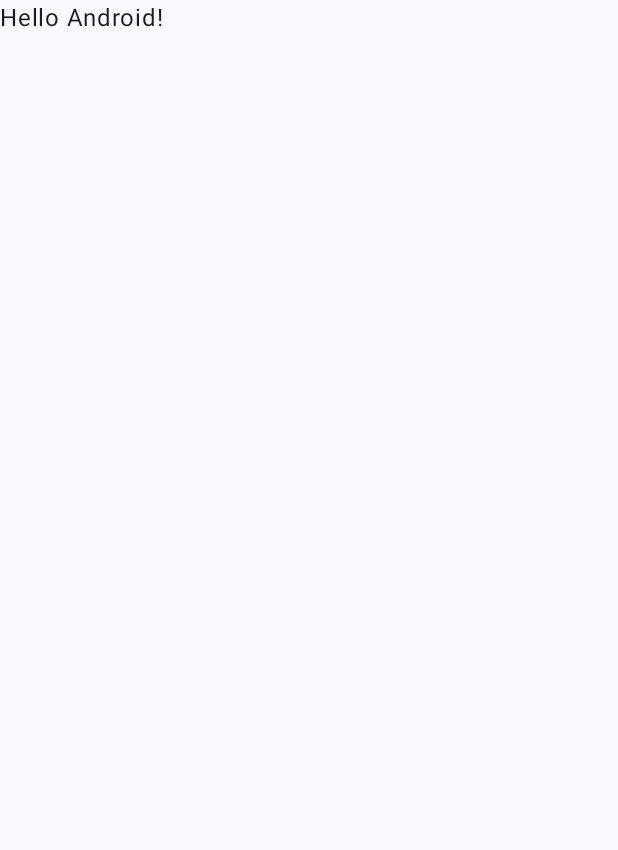
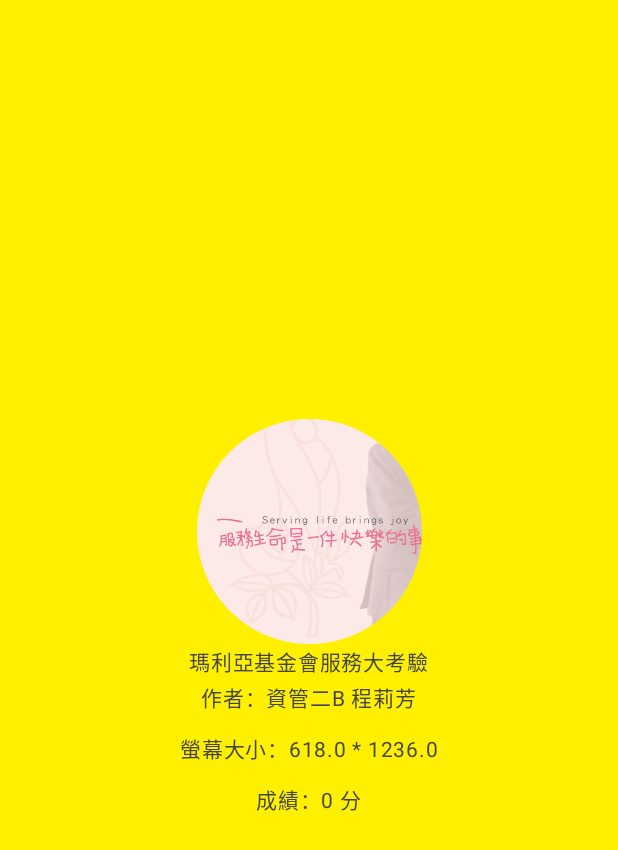
Before and after one commit to lifangcheng2005-wq/S11312391, an Android app built with Jetpack Compose: the screen it shows after launch (MainActivity), on a phone screen of 412 x 824 dp. Before the commit the part shown is almost empty. Shown: the top 850 px of the screen. Run offline under Robolectric (Android 15) with nearby library versions, the phone set to English and light mode, and no system bars.

Commit message:
v2_程莉芳

```diff
--- a/app/build.gradle.kts
+++ b/app/build.gradle.kts
@@ -56,4 +56,5 @@ dependencies {
     androidTestImplementation(libs.androidx.compose.ui.test.junit4)
     debugImplementation(libs.androidx.compose.ui.tooling)
     debugImplementation(libs.androidx.compose.ui.test.manifest)
+    implementation("androidx.lifecycle:lifecycle-viewmodel-compose:2.8.0")
 }
--- /dev/null
+++ b/app/src/main/java/tw/edu/pu/csim/joanna/s11312391/ExamScreen.kt
@@ -0,0 +1,65 @@
+package tw.edu.pu.csim.joanna.s11312391
+
+import androidx.compose.foundation.Image
+import androidx.compose.foundation.background
+import androidx.compose.foundation.layout.*
+import androidx.compose.material3.Text
+import androidx.compose.runtime.Composable
+import androidx.compose.ui.Alignment
+import androidx.compose.ui.Modifier
+import androidx.compose.ui.graphics.Color
+import androidx.compose.ui.res.painterResource
+import androidx.compose.ui.unit.dp
+import androidx.compose.ui.unit.sp
+import androidx.lifecycle.viewmodel.compose.viewModel
+import tw.edu.pu.csim.joanna.s11312391.R
+import tw.edu.pu.csim.joanna.s11312391.ExamViewModel
+
+
+@Composable
+fun ExamScreen(
+    viewModel: ExamViewModel = viewModel()
+) {
+    Column(
+        modifier = Modifier
+            .fillMaxSize()
+            .background(Color(0xFFFFF000)),
+        horizontalAlignment = Alignment.CenterHorizontally,
+        verticalArrangement = Arrangement.Center
+    ) {
+
+        Image(
+            painter = painterResource(id = R.drawable.happy),
+            contentDescription = "考試Logo",
+            modifier = Modifier.size(150.dp)
+        )
+
+        Text(
+            text = "瑪利亞基金會服務大考驗",
+            fontSize = 14.sp,
+            color = Color.DarkGray
+        )
+
+        Text(
+            text = "作者：${viewModel.studentInfo}",
+            fontSize = 14.sp,
+            color = Color.DarkGray
+        )
+
+        Spacer(modifier = Modifier.height(10.dp))
+
+        Text(
+            text = "螢幕大小：${viewModel.screenWidthPx}.0 * ${viewModel.screenHeightPx}.0",
+            fontSize = 14.sp,
+            color = Color.DarkGray
+        )
+
+        Spacer(modifier = Modifier.height(10.dp))
+
+        Text(
+            text = "成績：${viewModel.score} 分",
+            fontSize = 14.sp,
+            color = Color.DarkGray
+        )
+    }
+}
--- /dev/null
+++ b/app/src/main/java/tw/edu/pu/csim/joanna/s11312391/ExamViewModel.kt
@@ -0,0 +1,26 @@
+package tw.edu.pu.csim.joanna.s11312391
+
+import androidx.compose.runtime.getValue
+import androidx.compose.runtime.mutableStateOf
+import androidx.compose.runtime.setValue
+import androidx.lifecycle.ViewModel
+
+class ExamViewModel : ViewModel() {
+    var screenWidthPx by mutableStateOf(0)
+        private set
+
+    var screenHeightPx by mutableStateOf(0)
+        private set
+
+    val studentInfo: String = "資管二B 程莉芳"
+
+    var score by mutableStateOf(0)
+
+    fun updateScreenSize(width: Int, height: Int) {
+        screenWidthPx = width
+        screenHeightPx = height
+    }
+    fun updateScore(newScore: Int) {
+        score = newScore
+    }
+}
--- a/app/src/main/java/tw/edu/pu/csim/joanna/s11312391/MainActivity.kt
+++ b/app/src/main/java/tw/edu/pu/csim/joanna/s11312391/MainActivity.kt
@@ -4,56 +4,42 @@ import android.content.pm.ActivityInfo
 import android.os.Bundle
 import androidx.activity.ComponentActivity
 import androidx.activity.compose.setContent
-import androidx.activity.enableEdgeToEdge
-import androidx.compose.foundation.layout.fillMaxSize
-import androidx.compose.foundation.layout.padding
-import androidx.compose.material3.Scaffold
-import androidx.compose.material3.Text
-import androidx.compose.runtime.Composable
-import androidx.compose.ui.Modifier
-import androidx.compose.ui.tooling.preview.Preview
+import androidx.compose.ui.platform.LocalContext
 import androidx.core.view.WindowCompat
 import androidx.core.view.WindowInsetsControllerCompat
+import androidx.lifecycle.viewmodel.compose.viewModel
+import tw.edu.pu.csim.joanna.s11312391.ExamScreen
+import tw.edu.pu.csim.joanna.s11312391.ExamViewModel
 import tw.edu.pu.csim.joanna.s11312391.ui.theme.S11312391Theme
 
 class MainActivity : ComponentActivity() {
     override fun onCreate(savedInstanceState: Bundle?) {
         requestedOrientation = ActivityInfo.SCREEN_ORIENTATION_PORTRAIT
+
         super.onCreate(savedInstanceState)
+
         WindowCompat.setDecorFitsSystemWindows(window, false)
+
         WindowInsetsControllerCompat(window, window.decorView).let { controller ->
             controller.hide(
                 androidx.core.view.WindowInsetsCompat.Type.systemBars()
             )
             controller.systemBarsBehavior =
                 WindowInsetsControllerCompat.BEHAVIOR_SHOW_TRANSIENT_BARS_BY_SWIPE
-            enableEdgeToEdge()
-            setContent {
-                S11312391Theme {
-                    Scaffold(modifier = Modifier.fillMaxSize()) { innerPadding ->
-                        Greeting(
-                            name = "Android",
-                            modifier = Modifier.padding(innerPadding)
-                        )
-                    }
-                }
+        }
+
+        setContent {
+            val examViewModel: ExamViewModel = viewModel()
+
+            val context = LocalContext.current
+            val displayMetrics = context.resources.displayMetrics
+            val screenWidthPx = displayMetrics.widthPixels
+            val screenHeightPx = displayMetrics.heightPixels
+            examViewModel.updateScreenSize(screenWidthPx, screenHeightPx)
+
+            S11312391Theme {
+                ExamScreen(viewModel = examViewModel)
             }
         }
     }
-
-    @Composable
-    fun Greeting(name: String, modifier: Modifier = Modifier) {
-        Text(
-            text = "Hello $name!",
-            modifier = modifier
-        )
-    }
-
-    @Preview(showBackground = true)
-    @Composable
-    fun GreetingPreview() {
-        S11312391Theme {
-            Greeting("Android")
-        }
-    }
 }
```
